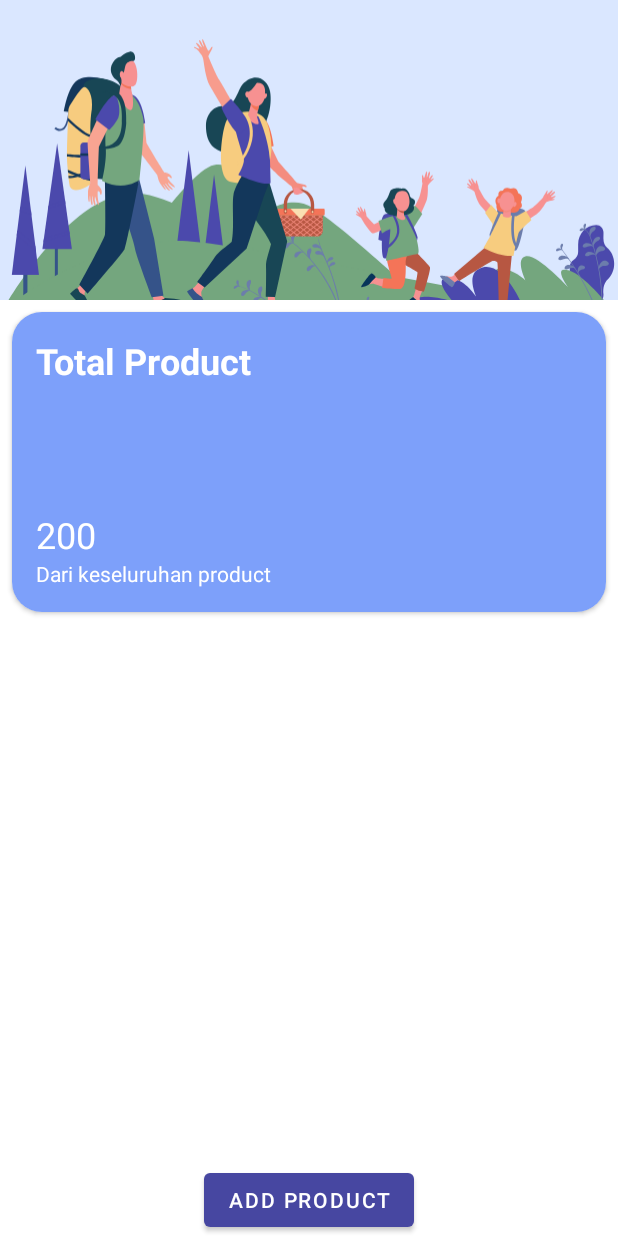
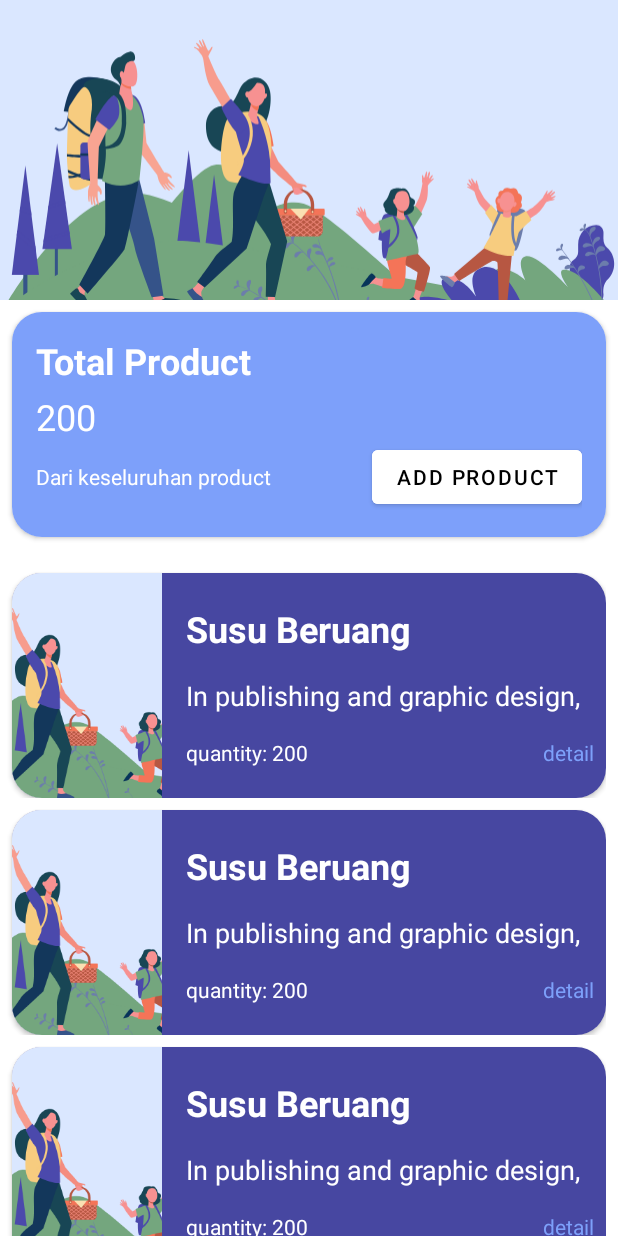
Before and after one commit to A-fauzi/InvenTrick-Mobile-App, an Android app: the layout activity_main.xml on its own in the app's theme, with its tools: preview values and no code run, on a phone screen of 412 x 824 dp. Run offline under Robolectric (Android 15) with nearby library versions, the phone set to English and light mode, and no system bars; network calls fail.

Commit message:
Product fix bug

```diff
--- a/app/src/main/java/com/example/warehouseproject/core/constant/Constant.kt
+++ b/app/src/main/java/com/example/warehouseproject/core/constant/Constant.kt
@@ -2,5 +2,7 @@ package com.example.warehouseproject.core.constant
 
 object Constant {
     const val REQUEST_CODE = 101
+
     const val BASE_URL = "http://192.168.43.88:3131/"
+//    const val BASE_URL = "https://warehouse-api-ffc58-default-rtdb.firebaseio.com/"
 }
--- a/app/src/main/java/com/example/warehouseproject/core/main/MainView.kt
+++ b/app/src/main/java/com/example/warehouseproject/core/main/MainView.kt
@@ -1,5 +1,7 @@
 package com.example.warehouseproject.core.main
 
+import com.example.warehouseproject.core.product.ModelProduct
+
 interface MainView {
-    fun navigateToAddProduct()
+
 }
--- a/app/src/main/java/com/example/warehouseproject/core/product/add_product/ModelProduct.kt
+++ b/app/src/main/java/com/example/warehouseproject/core/product/ModelProduct.kt
@@ -1,14 +1,14 @@
-package com.example.warehouseproject.core.product.add_product
+package com.example.warehouseproject.core.product
 
 data class ModelProduct(
     var image: String,
     val code_items: String,
     val name: String,
-    val qty: Int,
+    val qty: String,
     val category: String,
     val sub_category: String,
     val specification: String,
-    val price: Int,
+    val price: String,
     val location: String,
     val status: String,
     val model: String,
--- a/app/src/main/java/com/example/warehouseproject/core/product/add_product/AddProductPresenter.kt
+++ b/app/src/main/java/com/example/warehouseproject/core/product/add_product/AddProductPresenter.kt
@@ -4,6 +4,7 @@ import android.app.Activity
 import android.content.Context
 import android.net.Uri
 import com.example.warehouseproject.core.constant.Constant
+import com.example.warehouseproject.core.product.ModelProduct
 import com.google.firebase.storage.FirebaseStorage
 
 class AddProductPresenter(var addProductView: AddProductView?, val addProductInteractor: AddProductInteractor): AddProductInteractor.OnAddProductFinishedListener {
@@ -14,8 +15,9 @@ class AddProductPresenter(var addProductView: AddProductView?, val addProductInt
         addProductInteractor.addProduct(inputFormAddProduct, this)
     }
 
+
     fun uploadImageToFirebase(firebaseStorage: FirebaseStorage, uri: Uri, context: Context) {
-        addProductInteractor.uploadImageToFirebaseStorage( firebaseStorage, uri, context)
+//        addProductInteractor.uploadImageToFirebaseStorage( firebaseStorage, uri, context)
     }
 
     fun requestApiDataProduct(requestAddProduct: ModelProduct, context: Context) {
--- a/app/src/main/java/com/example/warehouseproject/core/product/add_product/AddProductView.kt
+++ b/app/src/main/java/com/example/warehouseproject/core/product/add_product/AddProductView.kt
@@ -10,6 +10,7 @@ interface AddProductView {
     fun navigateToHome()
 
     fun storeToDatabase()
+
     fun getImageCapture()
     fun getImageFromGallery()
 }
--- a/app/src/main/java/com/example/warehouseproject/core/service/product/ProductService.kt
+++ b/app/src/main/java/com/example/warehouseproject/core/service/product/ProductService.kt
@@ -1,12 +1,13 @@
 package com.example.warehouseproject.core.service.product
 
-import com.example.warehouseproject.core.product.add_product.ModelProduct
+import com.example.warehouseproject.core.product.ModelProduct
 import retrofit2.Call
 import retrofit2.http.Body
 import retrofit2.http.GET
 import retrofit2.http.POST
 
 interface ProductService {
+
     @POST("product/create")
     fun addProduct(@Body productRequest: ModelProduct): Call<ModelProduct>
 
--- a/app/src/main/res/layout/activity_main.xml
+++ b/app/src/main/res/layout/activity_main.xml
@@ -1,9 +1,10 @@
 <?xml version="1.0" encoding="utf-8"?>
-<androidx.constraintlayout.widget.ConstraintLayout xmlns:android="http://schemas.android.com/apk/res/android"
+<LinearLayout xmlns:android="http://schemas.android.com/apk/res/android"
     xmlns:app="http://schemas.android.com/apk/res-auto"
     xmlns:tools="http://schemas.android.com/tools"
     android:layout_width="match_parent"
     android:layout_height="match_parent"
+    android:orientation="vertical"
     tools:context=".core.main.MainActivity">
 
     <ImageView
@@ -12,16 +13,14 @@
         android:layout_height="200dp"
         android:src="@drawable/ic_people"
         android:scaleType="centerCrop"
-        app:layout_constraintLeft_toLeftOf="parent"
-        app:layout_constraintTop_toTopOf="parent"
-        android:contentDescription="null"/>
+        android:contentDescription="@string/image"/>
 
     <LinearLayout
+        android:id="@+id/container_total_product"
         android:layout_width="match_parent"
         android:layout_height="wrap_content"
         android:orientation="horizontal"
-        android:gravity="center"
-        app:layout_constraintTop_toBottomOf="@id/iv_example">
+        android:gravity="center">
 
         <androidx.cardview.widget.CardView
             android:layout_width="match_parent"
@@ -31,7 +30,7 @@
 
             <RelativeLayout
                 android:layout_width="match_parent"
-                android:layout_height="200dp"
+                android:layout_height="150dp"
                 android:background="@color/blue"
                 android:padding="16dp">
 
@@ -57,24 +56,37 @@
                         android:textColor="@color/white"
                         android:textSize="24sp"/>
 
-                   <TextView
+                    <RelativeLayout
                         android:layout_width="match_parent"
                         android:layout_height="wrap_content"
+                        android:orientation="horizontal">
+
+                        <TextView
+                            android:layout_width="wrap_content"
+                            android:layout_height="wrap_content"
                             android:text="Dari keseluruhan product"
-                       android:textColor="@color/white"/>
+                            android:textColor="@color/white"
+                            android:layout_centerVertical="true"/>
+                        <Button
+                            android:id="@+id/btn_to_add_product"
+                            android:layout_width="wrap_content"
+                            android:layout_height="wrap_content"
+                            android:text="Add Product"
+                            android:backgroundTint="@color/white"
+                            android:textColor="@color/black"
+                            android:layout_alignParentEnd="true"/>
+                    </RelativeLayout>
                 </LinearLayout>
             </RelativeLayout>
 
         </androidx.cardview.widget.CardView>
     </LinearLayout>
 
-    <Button
-        android:id="@+id/btn_to_add_product"
-        android:layout_width="wrap_content"
+    <androidx.recyclerview.widget.RecyclerView
+        android:id="@+id/rv_product"
+        android:layout_width="match_parent"
         android:layout_height="wrap_content"
-        android:text="Add Product"
-        app:layout_constraintBottom_toBottomOf="parent"
-        app:layout_constraintEnd_toEndOf="parent"
-        app:layout_constraintStart_toStartOf="parent" />
+        android:layout_marginTop="8dp"
+        tools:listitem="@layout/item_data_product"/>
 
-</androidx.constraintlayout.widget.ConstraintLayout>
+</LinearLayout>
--- /dev/null
+++ b/app/src/main/res/layout/item_data_product.xml
@@ -0,0 +1,88 @@
+<?xml version="1.0" encoding="utf-8"?>
+<androidx.constraintlayout.widget.ConstraintLayout xmlns:android="http://schemas.android.com/apk/res/android"
+    android:layout_width="wrap_content"
+    android:layout_height="wrap_content"
+    xmlns:app="http://schemas.android.com/apk/res-auto">
+
+    <androidx.cardview.widget.CardView
+        android:layout_width="match_parent"
+        android:layout_height="150dp"
+        app:layout_constraintLeft_toLeftOf="parent"
+        app:layout_constraintTop_toTopOf="parent"
+        android:layout_margin="8dp"
+        app:cardCornerRadius="20dp">
+
+        <RelativeLayout
+            android:layout_width="match_parent"
+            android:layout_height="match_parent"
+            android:background="@color/purple">
+
+           <RelativeLayout
+               android:id="@+id/ll_image"
+               android:layout_width="100dp"
+               android:layout_height="match_parent"
+               android:background="@color/white">
+
+               <ImageView
+                   android:id="@+id/iv_item_product"
+                   android:layout_width="match_parent"
+                   android:layout_height="match_parent"
+                   android:scaleType="centerCrop"
+                   android:src="@drawable/ic_people" />
+           </RelativeLayout>
+
+            <LinearLayout
+                android:layout_width="match_parent"
+                android:layout_height="match_parent"
+                android:layout_marginStart="8dp"
+                android:layout_toEndOf="@id/ll_image"
+                android:gravity="center_vertical"
+                android:orientation="vertical"
+                android:padding="8dp">
+
+                <TextView
+                    android:id="@+id/tv_name_product"
+                    android:layout_width="match_parent"
+                    android:layout_height="wrap_content"
+                    android:layout_marginBottom="16dp"
+                    android:text="Susu Beruang"
+                    android:textColor="@color/white"
+                    android:textSize="24sp"
+                    android:textStyle="bold" />
+
+                <TextView
+                    android:id="@+id/tv_spec_product"
+                    android:layout_width="match_parent"
+                    android:layout_height="wrap_content"
+                    android:layout_marginBottom="16dp"
+                    android:text="In publishing and graphic design, "
+                    android:textColor="@color/white"
+                    android:textSize="18sp" />
+
+                <RelativeLayout
+                    android:layout_width="match_parent"
+                    android:layout_height="wrap_content"
+                    android:orientation="horizontal">
+
+                    <TextView
+                        android:id="@+id/tv_quantity_product"
+                        android:layout_width="wrap_content"
+                        android:layout_height="wrap_content"
+                        android:text="quantity: 200"
+                        android:textColor="@color/white" />
+
+                    <TextView
+                        android:id="@+id/tv_detail_product"
+                        android:layout_width="wrap_content"
+                        android:layout_height="wrap_content"
+                        android:layout_alignParentEnd="true"
+                        android:text="detail"
+                        android:textColor="@color/blue" />
+                </RelativeLayout>
+
+            </LinearLayout>
+
+        </RelativeLayout>
+    </androidx.cardview.widget.CardView>
+
+</androidx.constraintlayout.widget.ConstraintLayout>
--- a/app/src/main/res/values/strings.xml
+++ b/app/src/main/res/values/strings.xml
@@ -8,6 +8,9 @@
     <string name="title_activity_main">MVP Example</string>
     <string name="username_error">Username cannot be empty</string>
     <string name="password_error">Password cannot be empty</string>
+    <string name="product_count">Product Count %s</string>
+    <string name="product_qty">Quantity: %s</string>
     <!-- TODO: Remove or change this placeholder text -->
     <string name="hello_blank_fragment">Hello blank fragment</string>
+    <string name="image">image</string>
 </resources>
--- a/build.gradle
+++ b/build.gradle
@@ -1,6 +1,6 @@
 buildscript {
     dependencies {
-        classpath 'com.google.gms:google-services:4.3.14'
+        classpath 'com.google.gms:google-services:4.3.15'
     }
 }// Top-level build file where you can add configuration options common to all sub-projects/modules.
 plugins {
```
Also changed, not shown: app/build.gradle (+5 -2 lines), app/src/main/AndroidManifest.xml (+7 -8 lines), app/src/main/java/com/example/warehouseproject/core/main/MainActivity.kt (+38 -10 lines), app/src/main/java/com/example/warehouseproject/core/main/MainAdapter.kt (added, +53 -0 lines), app/src/main/java/com/example/warehouseproject/core/product/add_product/AddProductActivity.kt (+90 -28 lines), app/src/main/java/com/example/warehouseproject/core/product/add_product/AddProductInteractor.kt (+1 -24 lines), app/src/main/java/com/example/warehouseproject/core/service/product/ProductApiService.kt (+7 -4 lines), 1 other file. Lines whose indentation alone changed are shown as unchanged.
